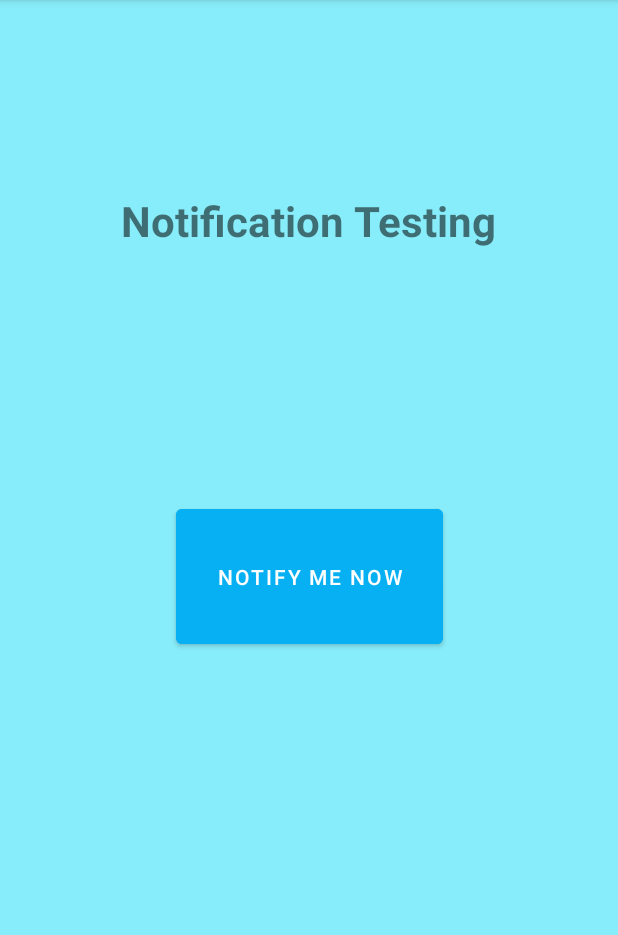
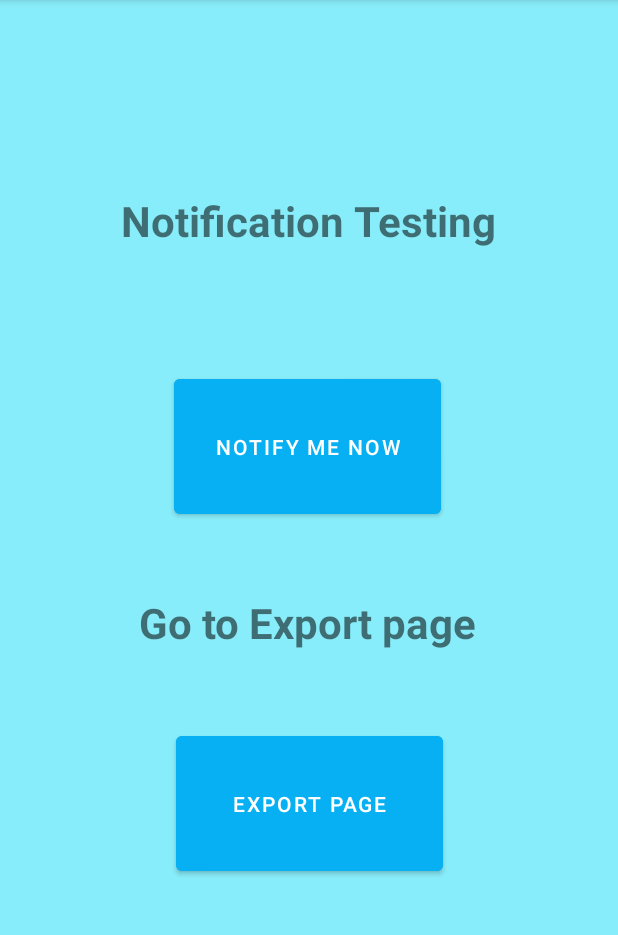
Before and after one commit to The-Doctors-PM/project-m, an Android app: the ProfilePlaceholderActivity screen opened directly, with no data from a screen before it, on a phone screen of 412 x 824 dp, the part 84-1019 px from its top. Run offline under Robolectric (Android 15) with nearby library versions, the phone set to English and light mode, and no system bars.

Commit message:
Export Goals first prototype
App can now export goals. The feature is barely working but it's a starting point.
In the future it can be improved, putting more pages inside the pdf if there are many goals and by making it more appealing in its design, using the Canvas tools

```diff
--- a/app/build.gradle
+++ b/app/build.gradle
@@ -49,4 +49,6 @@ dependencies {
     androidTestImplementation 'androidx.test.espresso:espresso-core:3.4.0'
 
     implementation 'com.ramotion.circlemenu:circle-menu:0.3.2'
+
+    implementation 'com.itextpdf:itextpdf:5.5.10'
 }
--- a/app/src/main/java/com/example/feelingfinder/Profile/ProfilePlaceholderActivity.java
+++ b/app/src/main/java/com/example/feelingfinder/Profile/ProfilePlaceholderActivity.java
@@ -15,20 +15,18 @@ import android.view.View;
 import android.widget.Button;
 
 import com.example.feelingfinder.Dialogs.NotificationPermissionDialog;
+import com.example.feelingfinder.ExportPDF.ExportActivity;
 import com.example.feelingfinder.MainActivity;
 import com.example.feelingfinder.R;
 import com.example.feelingfinder.Utility.FeelingFinder;
-import com.example.feelingfinder.databinding.ActivityHomepageBinding;
 
 public class ProfilePlaceholderActivity extends AppCompatActivity {
-    private ActivityHomepageBinding binding;
     private final String CHANNEL_ID = "FFChannel";
 
     @Override
     protected void onCreate(Bundle savedInstanceState) {
         super.onCreate(savedInstanceState);
-        binding = ActivityHomepageBinding.inflate(getLayoutInflater());
-        setContentView(R.layout.activity_homepage);
+        setContentView(R.layout.activity_profile_placeholder);
 
         // Retrieving some stuff
         Button nowButton;
@@ -62,5 +60,17 @@ public class ProfilePlaceholderActivity extends AppCompatActivity {
             }
         });
 
+
+        // Go to export
+        Button goToExport = findViewById(R.id.goToExport);
+        goToExport.setOnClickListener(new View.OnClickListener() {
+            @Override
+            public void onClick(View view) {
+                Intent intent = new Intent(FeelingFinder.getAppContext(), ExportActivity.class);
+                intent.setFlags(Intent.FLAG_ACTIVITY_NEW_TASK);
+                startActivity(intent);
+            }
+        });
+
     }
 }
--- a/app/src/main/res/layout/activity_homepage.xml
+++ b/app/src/main/res/layout/activity_profile_placeholder.xml
@@ -17,9 +17,25 @@
         android:text="Notify Me Now"
         app:layout_constraintBottom_toBottomOf="parent"
         app:layout_constraintEnd_toEndOf="parent"
+        app:layout_constraintHorizontal_bias="0.497"
+        app:layout_constraintStart_toStartOf="parent"
+        app:layout_constraintTop_toTopOf="parent"
+        app:layout_constraintVertical_bias="0.357" />
+
+    <Button
+        android:id="@+id/goToExport"
+        android:layout_width="178dp"
+        android:layout_height="102dp"
+        android:layout_marginTop="32dp"
+        android:layout_marginBottom="32dp"
+        android:backgroundTint="@color/blueSplash"
+        android:text="Export page"
+        app:layout_constraintBottom_toBottomOf="parent"
+        app:layout_constraintEnd_toEndOf="parent"
         app:layout_constraintHorizontal_bias="0.502"
         app:layout_constraintStart_toStartOf="parent"
-        app:layout_constraintTop_toTopOf="parent" />
+        app:layout_constraintTop_toTopOf="parent"
+        app:layout_constraintVertical_bias="0.752" />
 
     <TextView
         android:id="@+id/textView"
@@ -33,4 +49,17 @@
         app:layout_constraintStart_toStartOf="parent"
         app:layout_constraintTop_toTopOf="parent" />
 
+    <TextView
+        android:id="@+id/textView3"
+        android:layout_width="wrap_content"
+        android:layout_height="wrap_content"
+        android:layout_marginTop="396dp"
+        android:text="Go to Export page"
+        android:textSize="28sp"
+        android:textStyle="bold"
+        app:layout_constraintEnd_toEndOf="parent"
+        app:layout_constraintHorizontal_bias="0.497"
+        app:layout_constraintStart_toStartOf="parent"
+        app:layout_constraintTop_toTopOf="parent" />
+
 </androidx.constraintlayout.widget.ConstraintLayout>
```
Also changed, not shown: app/src/main/AndroidManifest.xml (+6 -1 lines), app/src/main/java/com/example/feelingfinder/ExportPDF/ExportActivity.java (added, +124 -0 lines), app/src/main/res/layout/activity_export.xml (added, +39 -0 lines).
